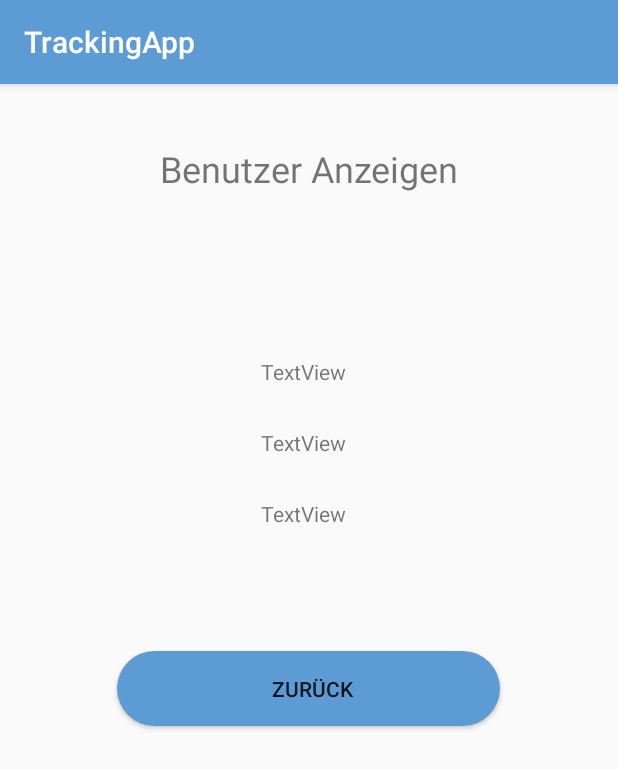
After one commit to LeleZuGut/TrackingApp_Neu, an Android app: the show_user screen opened directly, with no data from a screen before it, on a phone screen of 412 x 824 dp. The commit adds this screen. Shown: the top 769 px of the screen. Run offline under Robolectric (Android 15) with nearby library versions, the phone set to English and light mode, and no system bars.

Commit message:
Neue Activity für User anzeigen erstellt.

```diff
--- /dev/null
+++ b/app/src/main/java/com/example/trackingapp/ui/activities/show_user.java
@@ -0,0 +1,35 @@
+package com.example.trackingapp.ui.activities;
+
+import androidx.appcompat.app.AppCompatActivity;
+
+import android.os.Bundle;
+import android.view.View;
+import android.widget.Button;
+import android.widget.TextView;
+
+import com.example.trackingapp.R;
+
+public class show_user extends AppCompatActivity {
+
+    TextView username, email, password;
+    Button zurück;
+
+    @Override
+    protected void onCreate(Bundle savedInstanceState) {
+        super.onCreate(savedInstanceState);
+        setContentView(R.layout.activity_show_person);
+
+        username = findViewById(R.id.text_view_benutzername_show_user);
+        email = findViewById(R.id.text_view_email_show_benutzer);
+        password = findViewById(R.id.text_view_email_show_benutzer);
+
+        zurück = findViewById(R.id.button_zurück_show_benutzer);
+        zurück.setOnClickListener(new View.OnClickListener() {
+            @Override
+            public void onClick(View v) {
+                finish();
+            }
+        });
+
+    }
+}
--- /dev/null
+++ b/app/src/main/res/layout/activity_show_person.xml
@@ -0,0 +1,66 @@
+<?xml version="1.0" encoding="utf-8"?>
+<androidx.constraintlayout.widget.ConstraintLayout xmlns:android="http://schemas.android.com/apk/res/android"
+    xmlns:app="http://schemas.android.com/apk/res-auto"
+    xmlns:tools="http://schemas.android.com/tools"
+    android:layout_width="match_parent"
+    android:layout_height="match_parent"
+    tools:context=".ui.activities.show_user">
+
+    <TextView
+        android:id="@+id/text_view_password_show_benutzer"
+        android:layout_width="wrap_content"
+        android:layout_height="wrap_content"
+        android:layout_marginBottom="472dp"
+        android:text="TextView"
+        app:layout_constraintBottom_toBottomOf="parent"
+        app:layout_constraintEnd_toEndOf="parent"
+        app:layout_constraintHorizontal_bias="0.49"
+        app:layout_constraintStart_toStartOf="parent" />
+
+    <TextView
+        android:id="@+id/text_view_email_show_benutzer"
+        android:layout_width="wrap_content"
+        android:layout_height="wrap_content"
+        android:layout_marginBottom="28dp"
+        android:text="TextView"
+        app:layout_constraintBottom_toTopOf="@+id/text_view_password_show_benutzer"
+        app:layout_constraintEnd_toEndOf="parent"
+        app:layout_constraintHorizontal_bias="0.49"
+        app:layout_constraintStart_toStartOf="parent" />
+
+    <TextView
+        android:id="@+id/text_view_benutzername_show_user"
+        android:layout_width="wrap_content"
+        android:layout_height="wrap_content"
+        android:layout_marginBottom="28dp"
+        android:text="TextView"
+        app:layout_constraintBottom_toTopOf="@+id/text_view_email_show_benutzer"
+        app:layout_constraintEnd_toEndOf="parent"
+        app:layout_constraintHorizontal_bias="0.49"
+        app:layout_constraintStart_toStartOf="parent" />
+
+    <TextView
+        android:id="@+id/textView9"
+        android:layout_width="wrap_content"
+        android:layout_height="wrap_content"
+        android:layout_marginTop="40dp"
+        android:text="Benutzer Anzeigen"
+        android:textSize="24sp"
+        app:layout_constraintBottom_toTopOf="@+id/text_view_benutzername_show_user"
+        app:layout_constraintEnd_toEndOf="parent"
+        app:layout_constraintStart_toStartOf="parent"
+        app:layout_constraintTop_toTopOf="parent"
+        app:layout_constraintVertical_bias="0.0" />
+
+    <Button
+        android:id="@+id/button_zurück_show_benutzer"
+        android:layout_width="255dp"
+        android:layout_height="50dp"
+        android:layout_marginBottom="340dp"
+        android:background="@drawable/layout_button"
+        android:text="Zurück"
+        app:layout_constraintBottom_toBottomOf="parent"
+        app:layout_constraintEnd_toEndOf="parent"
+        app:layout_constraintHorizontal_bias="0.498"
+        app:layout_constraintStart_toStartOf="parent" />
+</androidx.constraintlayout.widget.ConstraintLayout>
```
Also changed, not shown: app/src/main/AndroidManifest.xml (+6 -6 lines), app/src/main/java/com/example/trackingapp/model/Users.java (+21 -20 lines), app/src/main/java/com/example/trackingapp/ui/activities/MainActivity.java (+23 -16 lines).
